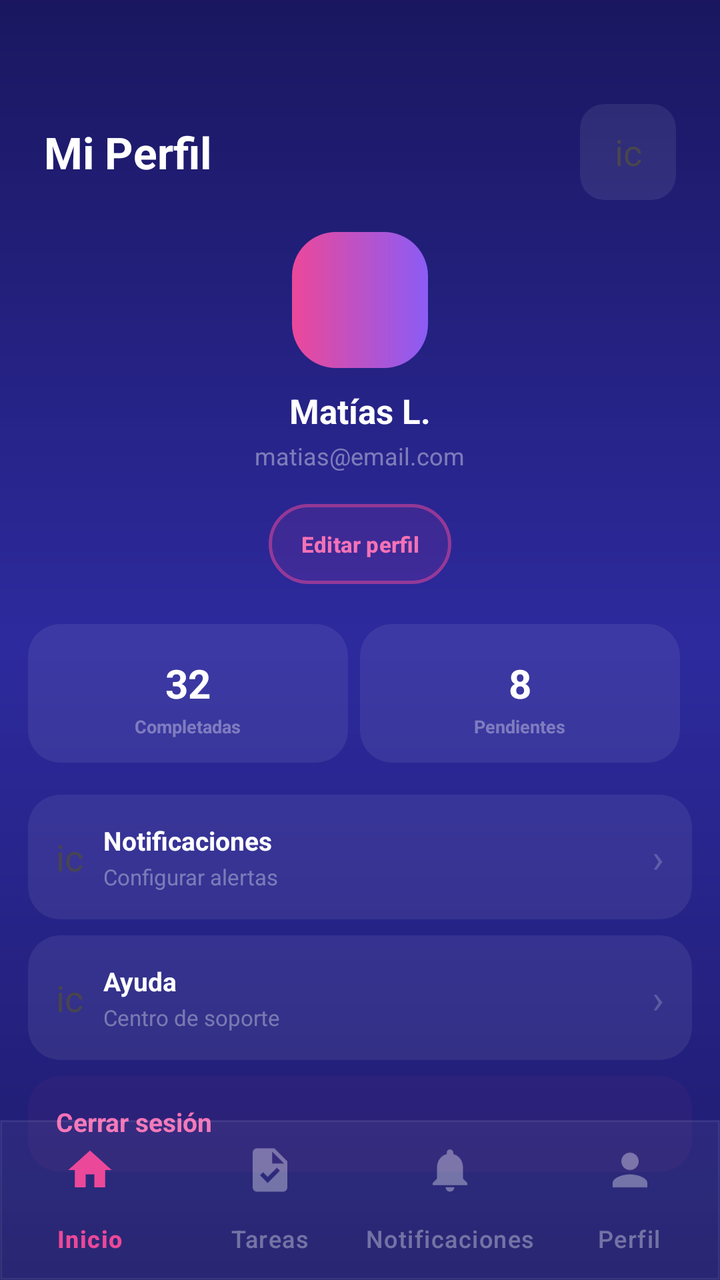
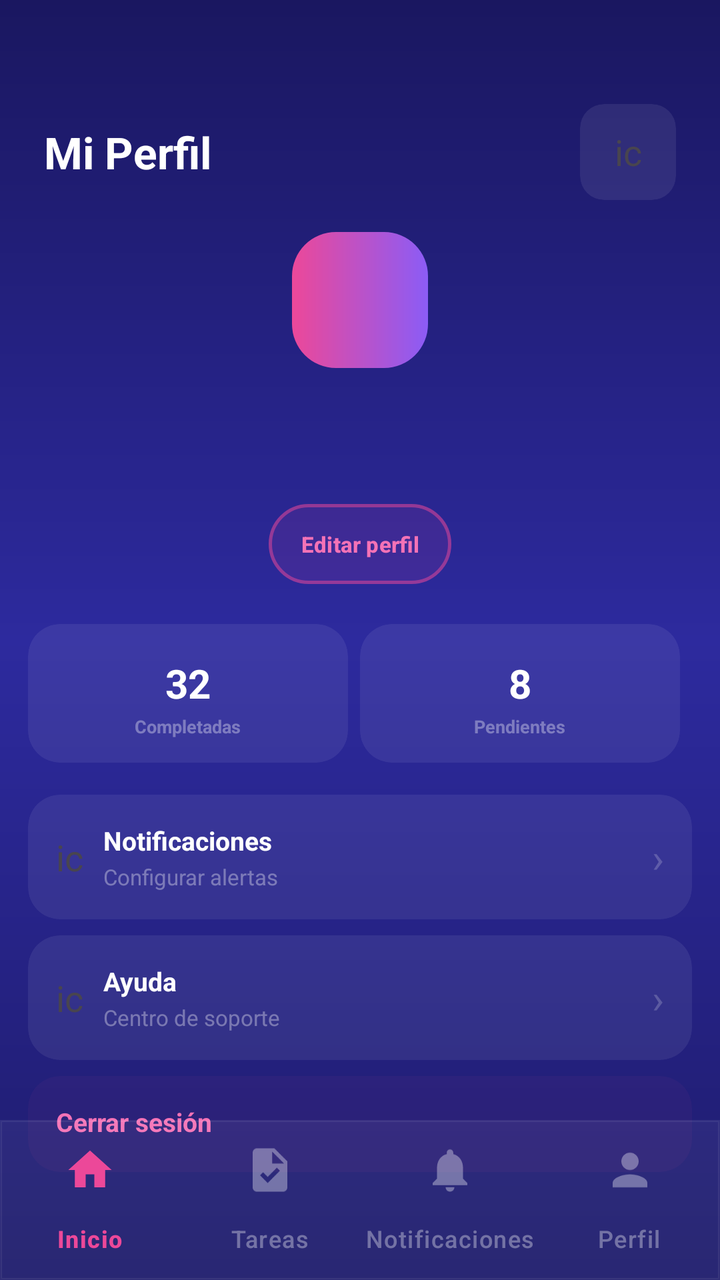

The first picture is an Android layout as it rendered before a commit; the second is the same layout after the commit. The layout source and the unified diff follow.
<!-- AndroidManifest.xml: application theme Theme.AppTareas -->
<!-- res/layout/profile.xml -->
<?xml version="1.0" encoding="utf-8"?>
<androidx.coordinatorlayout.widget.CoordinatorLayout
    xmlns:android="http://schemas.android.com/apk/res/android"
    xmlns:app="http://schemas.android.com/apk/res-auto"
    android:layout_width="match_parent"
    android:layout_height="match_parent"
    android:background="@drawable/bg_gradient_login">


<androidx.core.widget.NestedScrollView

    android:layout_width="match_parent"
    android:layout_height="match_parent"

    android:fillViewport="true"

    >
    <LinearLayout
        android:layout_width="match_parent"
        android:layout_height="wrap_content"
        android:orientation="vertical"
        >
        <LinearLayout
            android:layout_width="match_parent"
            android:layout_height="wrap_content"
            android:orientation="horizontal"
            android:paddingStart="22dp"
            android:paddingEnd="22dp"
            android:paddingTop="52dp"
            android:paddingBottom="16dp"
            android:gravity="center_vertical">

            <TextView
                android:layout_width="0dp"
                android:layout_height="wrap_content"
                android:layout_weight="1"
                android:text="Mi Perfil"
                android:textColor="#FFFFFF"
                android:textSize="22sp"
                android:textStyle="bold"
                />

            <androidx.cardview.widget.CardView
                android:id="@+id/btnSettings"
                android:layout_width="48dp"
                android:layout_height="48dp"
                android:clickable="true"
                android:focusable="true"
                app:cardBackgroundColor="#14FFFFFF"
                app:cardCornerRadius="12dp"
                app:cardElevation="0dp">

                <TextView
                    android:layout_width="match_parent"
                    android:layout_height="match_parent"
                    android:gravity="center"
                    android:text="ic"
                    android:textSize="18sp" />

            </androidx.cardview.widget.CardView>



        </LinearLayout>


        <LinearLayout
            android:layout_width="match_parent"
            android:layout_height="wrap_content"
            android:orientation="vertical"
            android:gravity="center_horizontal"
            android:paddingStart="16dp"
            android:paddingEnd="16dp"
            android:paddingBottom="16dp">

            
            <androidx.cardview.widget.CardView
                android:id="@+id/avatar"
                android:layout_width="68dp"
                android:layout_height="68dp"
                app:cardCornerRadius="22dp"
                app:cardBackgroundColor="#00000000"
                app:cardElevation="0dp"
                android:clickable="true"
                android:focusable="true">

                <ImageView
                    android:id="@+id/imgAvatar"
                    android:layout_width="match_parent"
                    android:layout_height="match_parent"
                    android:background="@drawable/bg_button_gradient"
                    app:tint="#FFFFFF"
                    android:scaleType="center"
                    android:padding="14dp"
                    android:contentDescription="Foto de perfil" />

            </androidx.cardview.widget.CardView>


            <TextView
                android:id="@+id/userName"
                android:layout_width="wrap_content"
                android:layout_height="wrap_content"
                android:layout_marginTop="10dp"
                android:text="Matías L."
                android:textColor="#FFFFFF"
                android:textSize="17sp"
                android:textStyle="bold" />
            <TextView
                android:id="@+id/userEmail"
                android:layout_width="wrap_content"
                android:layout_height="wrap_content"
                android:layout_marginTop="3dp"
                android:text="matias@email.com"
                android:textColor="#66FFFFFF"
                android:textSize="12sp" />

            
            <com.google.android.material.button.MaterialButton
                android:id="@+id/btnEditProfile"
                android:layout_width="wrap_content"
                android:layout_height="48dp"
                android:layout_marginTop="12dp"
                android:elevation="0dp"
                android:paddingStart="16dp"
                android:paddingEnd="16dp"
                android:stateListAnimator="@null"
                android:text="Editar perfil"
                android:textColor="#FFF472B6"
                android:textSize="11sp"
                android:textStyle="bold"
                app:backgroundTint="#1AEC4899"
                app:cornerRadius="40dp"
                app:strokeColor="#80EC4899"
                app:strokeWidth="1.5dp" />

        </LinearLayout>

        <LinearLayout
            android:layout_width="match_parent"
            android:layout_height="wrap_content"
            android:orientation="horizontal"
            android:paddingStart="14dp"
            android:paddingEnd="14dp"
            android:paddingBottom="16dp"
            android:gravity="center_vertical">

            
            <androidx.cardview.widget.CardView
                android:layout_width="0dp"
                android:layout_height="wrap_content"
                android:layout_weight="1"
                android:layout_marginEnd="6dp"
                app:cardCornerRadius="16dp"
                app:cardBackgroundColor="#12FFFFFF"
                app:cardElevation="0dp">

                <LinearLayout
                    android:layout_width="match_parent"
                    android:layout_height="wrap_content"
                    android:orientation="vertical"
                    android:gravity="center_horizontal"
                    android:padding="12dp">



                    <TextView
                        android:id="@+id/tvStatDone"
                        android:layout_width="wrap_content"
                        android:layout_height="wrap_content"
                        android:layout_marginTop="4dp"
                        android:text="32"
                        android:textColor="#FFFFFF"
                        android:textSize="20sp"
                        android:textStyle="bold" />

                    <TextView
                        android:layout_width="wrap_content"
                        android:layout_height="wrap_content"
                        android:layout_marginTop="2dp"
                        android:text="Completadas"
                        android:textColor="#59FFFFFF"
                        android:textSize="9sp"
                        android:textStyle="bold"
                        android:gravity="center" />

                </LinearLayout>
            </androidx.cardview.widget.CardView>

            <androidx.cardview.widget.CardView
                android:layout_width="0dp"
                android:layout_height="wrap_content"
                android:layout_weight="1"
                android:layout_marginEnd="6dp"
                app:cardCornerRadius="16dp"
                app:cardBackgroundColor="#12FFFFFF"
                app:cardElevation="0dp">

                <LinearLayout
                    android:layout_width="match_parent"
                    android:layout_height="wrap_content"
                    android:orientation="vertical"
                    android:gravity="center_horizontal"
                    android:padding="12dp">



                    <TextView
                        android:id="@+id/tvStatPending"
                        android:layout_width="wrap_content"
                        android:layout_height="wrap_content"
                        android:layout_marginTop="4dp"
                        android:text="8"
                        android:textColor="#FFFFFF"
                        android:textSize="20sp"
                        android:textStyle="bold" />

                    <TextView
                        android:layout_width="wrap_content"
                        android:layout_height="wrap_content"
                        android:layout_marginTop="2dp"
                        android:text="Pendientes"
                        android:textColor="#59FFFFFF"
                        android:textSize="9sp"
                        android:textStyle="bold"
                        android:gravity="center" />

                </LinearLayout>
            </androidx.cardview.widget.CardView>






        </LinearLayout>

        
        <LinearLayout
            android:layout_width="match_parent"
            android:layout_height="wrap_content"
            android:orientation="vertical"
            android:paddingStart="14dp"
            android:paddingEnd="14dp">


            <androidx.cardview.widget.CardView
                android:id="@+id/optNotifications"
                android:layout_width="match_parent"
                android:layout_height="wrap_content"
                android:layout_marginBottom="8dp"
                app:cardCornerRadius="16dp"
                app:cardBackgroundColor="#12FFFFFF"
                app:cardElevation="0dp"
                android:clickable="true"
                android:focusable="true"
                android:foreground="?attr/selectableItemBackground">

                <LinearLayout
                    android:layout_width="match_parent"
                    android:layout_height="wrap_content"
                    android:orientation="horizontal"
                    android:padding="14dp"
                    android:gravity="center_vertical">

                    <TextView
                        android:layout_width="wrap_content"
                        android:layout_height="wrap_content"
                        android:text="ic"
                        android:textSize="18sp"
                        android:layout_marginEnd="10dp" />

                    <LinearLayout
                        android:layout_width="0dp"
                        android:layout_height="wrap_content"
                        android:layout_weight="1"
                        android:orientation="vertical">

                        <TextView
                            android:layout_width="wrap_content"
                            android:layout_height="wrap_content"
                            android:text="Notificaciones"
                            android:textColor="#FFFFFF"
                            android:textSize="13sp"
                            android:textStyle="bold" />

                        <TextView
                            android:layout_width="wrap_content"
                            android:layout_height="wrap_content"
                            android:layout_marginTop="2dp"
                            android:text="Configurar alertas"
                            android:textColor="#59FFFFFF"
                            android:textSize="11sp" />
                    </LinearLayout>

                    <TextView
                        android:layout_width="wrap_content"
                        android:layout_height="wrap_content"
                        android:text="›"
                        android:textColor="#33FFFFFF"
                        android:textSize="20sp" />
                </LinearLayout>
            </androidx.cardview.widget.CardView>

            <androidx.cardview.widget.CardView
                android:id="@+id/optHelp"
                android:layout_width="match_parent"
                android:layout_height="wrap_content"
                android:layout_marginBottom="8dp"
                app:cardCornerRadius="16dp"
                app:cardBackgroundColor="#12FFFFFF"
                app:cardElevation="0dp"
                android:clickable="true"
                android:focusable="true"
                android:foreground="?attr/selectableItemBackground">

                <LinearLayout
                    android:layout_width="match_parent"
                    android:layout_height="wrap_content"
                    android:orientation="horizontal"
                    android:padding="14dp"
                    android:gravity="center_vertical">

                    <TextView
                        android:layout_width="wrap_content"
                        android:layout_height="wrap_content"
                        android:text="ic"
                        android:textSize="18sp"
                        android:layout_marginEnd="10dp" />

                    <LinearLayout
                        android:layout_width="0dp"
                        android:layout_height="wrap_content"
                        android:layout_weight="1"
                        android:orientation="vertical">

                        <TextView
                            android:layout_width="wrap_content"
                            android:layout_height="wrap_content"
                            android:text="Ayuda"
                            android:textColor="#FFFFFF"
                            android:textSize="13sp"
                            android:textStyle="bold" />

                        <TextView
                            android:layout_width="wrap_content"
                            android:layout_height="wrap_content"
                            android:layout_marginTop="2dp"
                            android:text="Centro de soporte"
                            android:textColor="#59FFFFFF"
                            android:textSize="11sp" />
                    </LinearLayout>

                    <TextView
                        android:layout_width="wrap_content"
                        android:layout_height="wrap_content"
                        android:text="›"
                        android:textColor="#33FFFFFF"
                        android:textSize="20sp" />
                </LinearLayout>
            </androidx.cardview.widget.CardView>











            
            <androidx.cardview.widget.CardView
                android:id="@+id/optLogout"
                android:layout_width="match_parent"
                android:layout_height="wrap_content"
                android:layout_marginBottom="8dp"
                android:clickable="true"
                android:focusable="true"
                android:minHeight="48dp"
                app:cardBackgroundColor="#0AEC4899"
                app:cardCornerRadius="16dp"
                app:cardElevation="0dp">

                <LinearLayout
                    android:layout_width="match_parent"
                    android:layout_height="wrap_content"
                    android:gravity="center_vertical"
                    android:orientation="horizontal"
                    android:padding="14dp">

                    <TextView
                        android:layout_width="0dp"
                        android:layout_height="wrap_content"
                        android:layout_weight="1"
                        android:text="Cerrar sesión"
                        android:textColor="#FFF472B6"
                        android:textSize="13sp"
                        android:textStyle="bold" />

                </LinearLayout>
            </androidx.cardview.widget.CardView>

        </LinearLayout>




    </LinearLayout>








</androidx.core.widget.NestedScrollView>

    <com.google.android.material.bottomnavigation.BottomNavigationView
        android:id="@+id/bottomNav"
        android:layout_width="match_parent"
        android:layout_height="wrap_content"
        android:layout_gravity="bottom"
        android:background="@drawable/bg_bottom_nav"
        app:labelVisibilityMode="labeled"
        app:elevation="0dp"
        app:menu="@menu/bottom_nav_menu"
        app:itemIconSize="26dp"
        app:itemTextColor="@color/bottom_nav"

        app:itemIconTint="@color/bottom_nav"
        app:itemActiveIndicatorStyle="@android:style/Widget.DeviceDefault"

        >



    </com.google.android.material.bottomnavigation.BottomNavigationView>



</androidx.coordinatorlayout.widget.CoordinatorLayout>
<!-- resources referenced by this layout -->
<resources>
  <!-- drawable bg_bottom_nav (drawable) -->
  <?xml version="1.0" encoding="utf-8"?>
  <shape xmlns:android="http://schemas.android.com/apk/res/android">
      <solid android:color="#0DFFFFFF" />
      <stroke android:width="1dp" android:color="#14FFFFFF" />
  </shape>
  <!-- drawable bg_button_gradient (drawable) -->
  <?xml version="1.0" encoding="utf-8"?>
  <shape xmlns:android="http://schemas.android.com/apk/res/android"
      android:shape="rectangle">
      <gradient
          android:type="linear"
          android:angle="0"
          android:startColor="#FFEC4899"
          android:endColor="#FF8B5CF6" />
      <corners android:radius="16dp" />
  </shape>
  <!-- drawable bg_gradient_login (drawable) -->
  <?xml version="1.0" encoding="utf-8"?>
  <shape xmlns:android="http://schemas.android.com/apk/res/android">
  
      <gradient
          android:type="linear"
          android:angle="160"
          android:startColor="#FF1A1760"
          android:centerColor="#FF2D2A9E"
          android:endColor="#FF1E1B6B" />
  
  
  </shape>
  <style name="Theme.AppTareas" parent="Base.Theme.AppTareas" />
  <style name="Base.Theme.AppTareas" parent="Theme.Material3.DayNight.NoActionBar">
          
          
      </style>
</resources>

<!-- the commit's change to res/layout/profile.xml (unified diff, before → after) -->
@@ -51,6 +51,7 @@
                 app:cardElevation="0dp">
 
                 <TextView
+                    android:id="@+id/tvInitials"
                     android:layout_width="match_parent"
                     android:layout_height="match_parent"
                     android:gravity="center"
@@ -102,7 +103,7 @@
                 android:layout_width="wrap_content"
                 android:layout_height="wrap_content"
                 android:layout_marginTop="10dp"
-                android:text="Matías L."
+                android:text=""
                 android:textColor="#FFFFFF"
                 android:textSize="17sp"
                 android:textStyle="bold" />
@@ -111,7 +112,7 @@
                 android:layout_width="wrap_content"
                 android:layout_height="wrap_content"
                 android:layout_marginTop="3dp"
-                android:text="matias@email.com"
+                android:text=""
                 android:textColor="#66FFFFFF"
                 android:textSize="12sp" />
 
